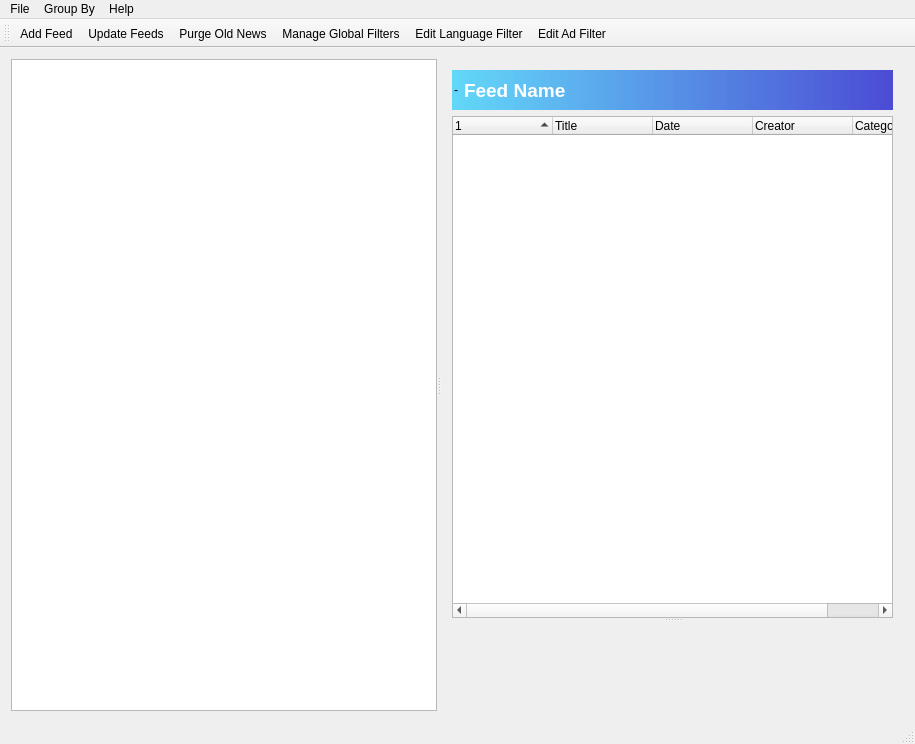
Before: the Qt Designer form PyRssReaderWindow.ui in redeyedvireo/PyRssReader, drawn with Qt 5.
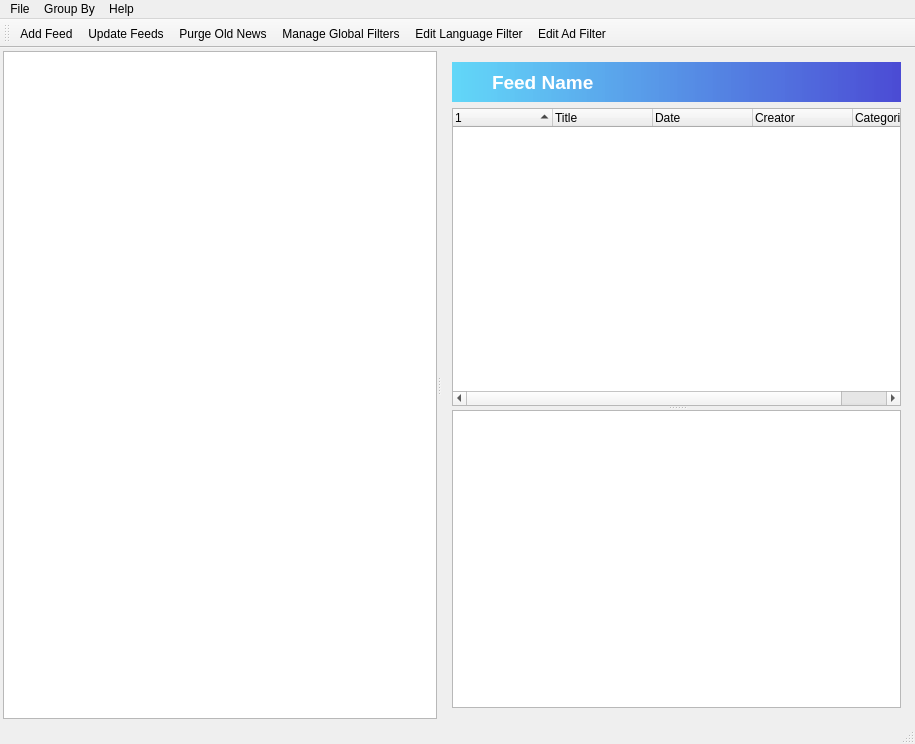
After: the same form once the commit is applied. Icons and pictures are not drawn.

Commit message: First pass at implementing content view.

Patch:
```diff
--- a/PyRssReaderWindow.ui
+++ b/PyRssReaderWindow.ui
@@ -19,6 +19,21 @@
   </property>
   <widget class="QWidget" name="centralWidget">
    <layout class="QVBoxLayout" name="verticalLayout_3">
+    <property name="spacing">
+     <number>3</number>
+    </property>
+    <property name="leftMargin">
+     <number>3</number>
+    </property>
+    <property name="topMargin">
+     <number>3</number>
+    </property>
+    <property name="rightMargin">
+     <number>3</number>
+    </property>
+    <property name="bottomMargin">
+     <number>3</number>
+    </property>
     <item>
      <widget class="QSplitter" name="horizSplitter">
       <property name="orientation">
@@ -90,24 +105,45 @@
             <number>2</number>
            </property>
            <property name="topMargin">
-            <number>2</number>
+            <number>0</number>
            </property>
            <property name="rightMargin">
             <number>2</number>
            </property>
            <property name="bottomMargin">
-            <number>2</number>
+            <number>0</number>
            </property>
            <item>
             <layout class="QHBoxLayout" name="horizontalLayout">
+             <property name="spacing">
+              <number>6</number>
+             </property>
              <item>
               <widget class="QLabel" name="feedImageLabel">
+               <property name="sizePolicy">
+                <sizepolicy hsizetype="Preferred" vsizetype="Fixed">
+                 <horstretch>0</horstretch>
+                 <verstretch>0</verstretch>
+                </sizepolicy>
+               </property>
+               <property name="minimumSize">
+                <size>
+                 <width>32</width>
+                 <height>32</height>
+                </size>
+               </property>
                <property name="text">
-                <string>-</string>
+                <string/>
+               </property>
+               <property name="pixmap">
+                <pixmap resource="PyRssReader.qrc">:/RssReader/Resources/RssReader.ico</pixmap>
                </property>
                <property name="scaledContents">
                 <bool>false</bool>
                </property>
+               <property name="alignment">
+                <set>Qt::AlignLeading|Qt::AlignLeft|Qt::AlignVCenter</set>
+               </property>
               </widget>
              </item>
              <item>
@@ -199,7 +235,7 @@
             </property>
            </column>
           </widget>
-          <widget class="QFrame" name="contentFrame"/>
+          <widget class="QTextBrowser" name="rssContentView"/>
          </widget>
         </item>
        </layout>
```
The commit also changes 6 other files.
